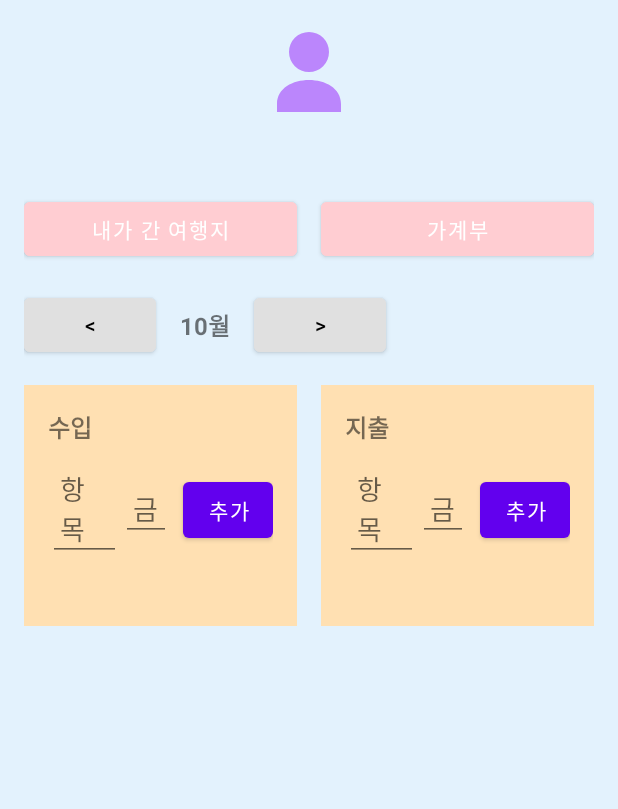
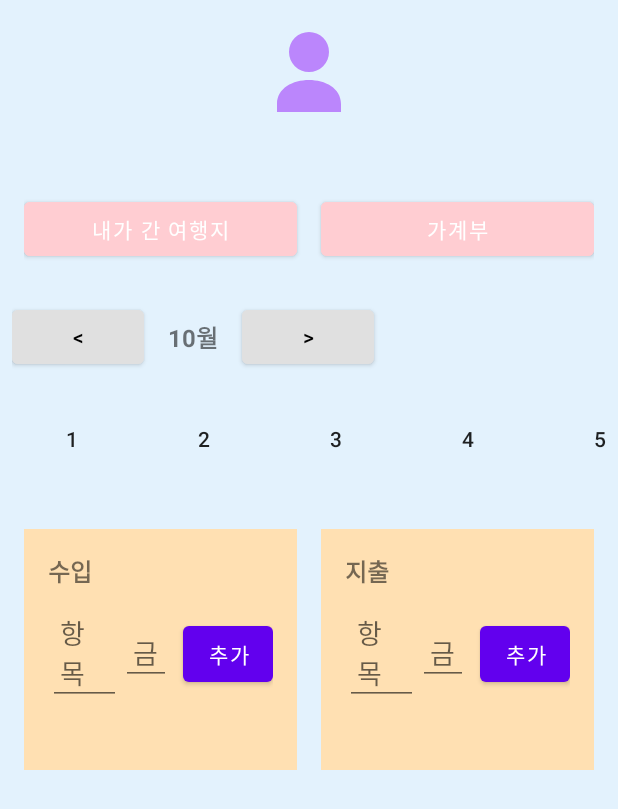
Before and after one commit to Kw01projects/travel_planning_android_public, an Android app: the MyPageActivity screen opened directly, with no data from a screen before it, after a tap on an icon or button, on a phone screen of 412 x 824 dp. Shown: the top 809 px of the screen. Run offline under Robolectric (Android 15) with nearby library versions, the phone set to English and light mode, and no system bars; 2 other taps on this screen came first.

Commit message:
ui 수정, google map 추가

```diff
--- a/code/travel_plan/app/build.gradle
+++ b/code/travel_plan/app/build.gradle
@@ -29,7 +29,8 @@ android {
 }
 
 dependencies {
-
+    implementation 'com.google.android.gms:play-services-maps:18.1.0'
+    implementation 'com.google.android.gms:play-services-location:21.0.1'
     implementation 'androidx.recyclerview:recyclerview:1.3.1'
     implementation 'androidx.appcompat:appcompat:1.6.1'
     implementation 'com.google.android.material:material:1.12.0'
--- a/code/travel_plan/app/src/main/java/com/example/travel_plan/screens/MyPageActivity.java
+++ b/code/travel_plan/app/src/main/java/com/example/travel_plan/screens/MyPageActivity.java
@@ -5,6 +5,7 @@ import android.text.TextUtils;
 import android.view.View;
 import android.widget.Button;
 import android.widget.EditText;
+import android.widget.LinearLayout;
 import android.widget.TextView;
 import android.widget.Toast;
 
@@ -34,6 +35,10 @@ public class MyPageActivity extends AppCompatActivity {
     private Button prevDateButton, nextDateButton, addIncomeButton, addExpenseButton;
     private EditText incomeItemInput, incomeAmountInput, expenseItemInput, expenseAmountInput;
     private TextView incomeText, expenseText, currentDateText;
+
+    // 날짜 네비게이션 관련 UI
+    private LinearLayout daysContainer;
+    private LinearLayout dateNavigationLayout; // 날짜 네비게이션 전체 레이아웃
 
     // 레이아웃 관리
     private View travelLayout, ledgerLayout;
@@ -72,6 +77,8 @@ public class MyPageActivity extends AppCompatActivity {
         expenseText = findViewById(R.id.expense_text);
         currentDateText = findViewById(R.id.current_date_text);
         ledgerLayout = findViewById(R.id.ledger_layout);
+        daysContainer = findViewById(R.id.days_container);
+        dateNavigationLayout = findViewById(R.id.date_navigation_layout); // 날짜 네비게이션 레이아웃
 
         // 데이터 초기화
         travelList = new ArrayList<>();
@@ -89,17 +96,32 @@ public class MyPageActivity extends AppCompatActivity {
         // 초기 화면 상태 설정
         travelLayout.setVisibility(View.GONE);
         ledgerLayout.setVisibility(View.GONE);
+        dateNavigationLayout.setVisibility(View.GONE); // 날짜 네비게이션은 초기에는 숨김
 
         // 여행지 버튼 클릭 이벤트
         travelButton.setOnClickListener(v -> {
             travelLayout.setVisibility(View.VISIBLE);
             ledgerLayout.setVisibility(View.GONE);
+            dateNavigationLayout.setVisibility(View.GONE); // 날짜 네비게이션 숨김
         });
 
         // 가계부 버튼 클릭 이벤트
         ledgerButton.setOnClickListener(v -> {
             travelLayout.setVisibility(View.GONE);
             ledgerLayout.setVisibility(View.VISIBLE);
+            dateNavigationLayout.setVisibility(View.VISIBLE); // 날짜 네비게이션 표시
+            updateDateNavigation(); // 날짜 네비게이션 갱신
+        });
+
+        // 월 변경 버튼 클릭 이벤트
+        prevDateButton.setOnClickListener(v -> {
+            calendar.add(Calendar.MONTH, -1);
+            updateDateNavigation();
+        });
+
+        nextDateButton.setOnClickListener(v -> {
+            calendar.add(Calendar.MONTH, 1);
+            updateDateNavigation();
         });
 
         // 여행지 추가 버튼 클릭 이벤트
@@ -112,25 +134,11 @@ public class MyPageActivity extends AppCompatActivity {
                     travelAdapter.notifyDataSetChanged();
                     travelInput.setText(""); // 입력 필드 초기화
                 } catch (Exception ex) {
-                    Toast.makeText(this, "추가 실페되었습니다", Toast.LENGTH_SHORT).show();
+                    Toast.makeText(this, "추가 실패했습니다", Toast.LENGTH_SHORT).show();
                 }
             } else {
                 Toast.makeText(this, "여행지를 입력하세요", Toast.LENGTH_SHORT).show();
             }
-        });
-
-        // 이전 달 버튼 클릭 이벤트
-        prevDateButton.setOnClickListener(v -> {
-            calendar.add(Calendar.MONTH, -1);
-            updateDate();
-            resetLedger();
-        });
-
-        // 다음 달 버튼 클릭 이벤트
-        nextDateButton.setOnClickListener(v -> {
-            calendar.add(Calendar.MONTH, 1);
-            updateDate();
-            resetLedger();
         });
 
         // 수입 추가 버튼 클릭 이벤트
@@ -162,19 +170,69 @@ public class MyPageActivity extends AppCompatActivity {
         });
 
         // 현재 날짜 초기화
-        updateDate();
+        updateDateNavigation();
 
+        // 사용자 정보 로드 및 닉네임 설정
         userRepository = RepositoryFactory.getUserRepository(this);
         myInfo = userRepository.getMyInfo();
         ((TextView) findViewById(R.id.nickname_text)).setText(myInfo.getNickName());
     }
 
-    private void loadTravelList(){
-        for(Place place : placeRepository.list())
+    private void loadTravelList() {
+        for (Place place : placeRepository.list())
             travelList.add(place.getPlace());
     }
 
-    // 현재 날짜 업데이트
+    private int dpToPx(int dp) {
+        float density = getResources().getDisplayMetrics().density; // 화면 밀도 가져오기
+        return Math.round(dp * density); // DP를 픽셀로 변환
+    }
+
+    // 날짜 네비게이션 갱신
+    private void updateDateNavigation() {
+        daysContainer.removeAllViews(); // 기존 날짜 버튼 제거
+
+        Calendar tempCalendar = (Calendar) calendar.clone();
+        tempCalendar.set(Calendar.DAY_OF_MONTH, 1); // 월의 첫 번째 날짜로 설정
+        int maxDay = tempCalendar.getActualMaximum(Calendar.DAY_OF_MONTH);
+
+        for (int i = 1; i <= maxDay; i++) {
+            Button dayButton = new Button(this);
+            final int selectedDay = i; // 람다에서 사용하기 위해 final로 설정
+            dayButton.setText(String.valueOf(selectedDay));
+            dayButton.setPadding(8, 4, 8, 4);
+
+            LinearLayout.LayoutParams params = new LinearLayout.LayoutParams(
+                    dpToPx(40), // 버튼 너비 (예: 40dp)
+                    dpToPx(40)  // 버튼 높이 (예: 40dp)
+            );
+            params.setMargins(0, 0, 0, 0);
+
+            // 현재 날짜 강조
+            if (selectedDay == calendar.get(Calendar.DAY_OF_MONTH)) {
+                dayButton.setBackgroundResource(R.drawable.selected_date_background);
+            } else {
+                dayButton.setBackgroundResource(R.drawable.default_date_background);
+            }
+
+            dayButton.setOnClickListener(v -> {
+                calendar.set(Calendar.DAY_OF_MONTH, selectedDay); // 선택된 날짜 설정
+                updateDateNavigation(); // 날짜 강조 갱신
+                resetLedger(); // 수입/지출 초기화
+            });
+
+            daysContainer.addView(dayButton);
+        }
+
+        updateDate(); // 월 정보 업데이트
+    }
+
+    private void onDateSelected(int selectedDay) {
+        calendar.set(Calendar.DAY_OF_MONTH, selectedDay);
+        resetLedger(); // 수입/지출 초기화
+    }
+
+    // 현재 월 업데이트
     private void updateDate() {
         int month = calendar.get(Calendar.MONTH) + 1;
         currentDateText.setText(month + "월");
--- /dev/null
+++ b/code/travel_plan/app/src/main/res/drawable/default_date_background.xml
@@ -0,0 +1,6 @@
+<?xml version="1.0" encoding="utf-8"?>
+<shape xmlns:android="http://schemas.android.com/apk/res/android">
+    <solid android:color="@android:color/transparent" />
+    <corners android:radius="8dp" /> <!-- 모서리를 둥글게 -->
+
+</shape>
--- /dev/null
+++ b/code/travel_plan/app/src/main/res/drawable/selected_date_background.xml
@@ -0,0 +1,8 @@
+<?xml version="1.0" encoding="utf-8"?>
+<shape xmlns:android="http://schemas.android.com/apk/res/android">
+    <solid android:color="#FFCDD2" /> <!-- 배경색 -->
+    <corners android:radius="8dp" /> <!-- 모서리를 둥글게 -->
+    <stroke
+        android:width="2dp"
+        android:color="#D32F2F" /> <!-- 테두리 색상 -->
+</shape>
--- a/code/travel_plan/app/src/main/res/layout/activity_mypage.xml
+++ b/code/travel_plan/app/src/main/res/layout/activity_mypage.xml
@@ -68,6 +68,71 @@
             android:layout_marginStart="8dp" />
     </LinearLayout>
 
+    <!-- 날짜 네비게이션 -->
+    <LinearLayout
+        android:id="@+id/date_navigation_layout"
+        android:layout_width="0dp"
+        android:layout_height="wrap_content"
+        android:orientation="vertical"
+        app:layout_constraintTop_toBottomOf="@id/button_section"
+        app:layout_constraintStart_toStartOf="parent"
+        app:layout_constraintEnd_toEndOf="parent"
+        android:layout_marginTop="16dp">
+
+        <!-- 월 표시 -->
+        <LinearLayout
+            android:layout_width="match_parent"
+            android:layout_height="wrap_content"
+            android:orientation="horizontal"
+            android:gravity="center_vertical"
+            android:padding="8dp">
+
+            <Button
+                android:id="@+id/prev_date_button"
+                android:layout_width="wrap_content"
+                android:layout_height="wrap_content"
+                android:text="&lt;"
+                android:backgroundTint="#E0E0E0"
+                android:textColor="#000000" />
+
+            <TextView
+                android:id="@+id/current_date_text"
+                android:layout_width="wrap_content"
+                android:layout_height="wrap_content"
+                android:text="11월"
+                android:textSize="16sp"
+                android:textStyle="bold"
+                android:layout_marginStart="16dp"
+                android:layout_marginEnd="16dp" />
+
+            <Button
+                android:id="@+id/next_date_button"
+                android:layout_width="wrap_content"
+                android:layout_height="wrap_content"
+                android:text="&gt;"
+                android:backgroundTint="#E0E0E0"
+                android:textColor="#000000" />
+        </LinearLayout>
+
+        <!-- 날짜 스크롤 네비게이션 -->
+        <HorizontalScrollView
+            android:id="@+id/date_scroll_view"
+            android:layout_width="match_parent"
+            android:layout_height="wrap_content"
+            android:layout_marginTop="8dp"
+            android:scrollbars="none">
+
+            <LinearLayout
+                android:id="@+id/days_container"
+                android:layout_width="wrap_content"
+                android:layout_height="wrap_content"
+                android:orientation="horizontal"
+                android:padding="4dp">
+                <!-- 날짜 버튼들이 동적으로 추가됩니다 -->
+            </LinearLayout>
+        </HorizontalScrollView>
+    </LinearLayout>
+
     <!-- 여행지 입력 및 리스트 -->
     <LinearLayout
         android:id="@+id/travel_layout"
@@ -75,7 +140,7 @@
         android:layout_height="0dp"
         android:orientation="vertical"
         android:visibility="gone"
-        app:layout_constraintTop_toBottomOf="@id/button_section"
+        app:layout_constraintTop_toBottomOf="@id/date_navigation_layout"
         app:layout_constraintStart_toStartOf="parent"
         app:layout_constraintEnd_toEndOf="parent"
         app:layout_constraintBottom_toBottomOf="parent"
@@ -119,45 +184,11 @@
         android:layout_height="0dp"
         android:orientation="vertical"
         android:visibility="gone"
-        app:layout_constraintTop_toBottomOf="@id/button_section"
+        app:layout_constraintTop_toBottomOf="@id/date_navigation_layout"
         app:layout_constraintStart_toStartOf="parent"
         app:layout_constraintEnd_toEndOf="parent"
         app:layout_constraintBottom_toBottomOf="parent"
         android:layout_margin="16dp">
-
-        <!-- 날짜 네비게이션 -->
-        <LinearLayout
-            android:layout_width="match_parent"
-            android:layout_height="wrap_content"
-            android:orientation="horizontal"
-            android:gravity="center_vertical">
-
-            <Button
-                android:id="@+id/prev_date_button"
-                android:layout_width="wrap_content"
-                android:layout_height="wrap_content"
-                android:text="&lt;"
-                android:backgroundTint="#E0E0E0"
-                android:textColor="#000000" />
-
-            <TextView
-                android:id="@+id/current_date_text"
-                android:layout_width="wrap_content"
-                android:layout_height="wrap_content"
-                android:text="11월"
-                android:textSize="16sp"
-                android:textStyle="bold"
-                android:layout_marginStart="16dp"
-                android:layout_marginEnd="16dp" />
-
-            <Button
-                android:id="@+id/next_date_button"
-                android:layout_width="wrap_content"
-                android:layout_height="wrap_content"
-                android:text="&gt;"
-                android:backgroundTint="#E0E0E0"
-                android:textColor="#000000" />
-        </LinearLayout>
 
         <!-- 수입/지출 -->
         <LinearLayout
--- /dev/null
+++ b/code/travel_plan/app/src/main/res/values/google_maps_api.xml
@@ -0,0 +1,4 @@
+<?xml version="1.0" encoding="utf-8"?>
+<resources>
+    <string name="google_maps_key">AIzaSyAeMV2NsXDfch6zpiMCGKmsNi4F_pTonRI</string>
+</resources>
--- a/code/travel_plan/gradle.properties
+++ b/code/travel_plan/gradle.properties
@@ -15,6 +15,7 @@ org.gradle.jvmargs=-Xmx2048m -Dfile.encoding=UTF-8
 # Android operating system, and which are packaged with your app's APK
 # https://developer.android.com/topic/libraries/support-library/androidx-rn
 android.useAndroidX=true
+android.enableJetifier=true
 # Enables namespacing of each library's R class so that its R class includes only the
 # resources declared in the library itself and none from the library's dependencies,
 # thereby reducing the size of the R class for that library
--- a/code/travel_plan/settings.gradle
+++ b/code/travel_plan/settings.gradle
@@ -6,7 +6,7 @@ pluginManagement {
     }
 }
 dependencyResolutionManagement {
-    repositoriesMode.set(RepositoriesMode.FAIL_ON_PROJECT_REPOS)
+    repositoriesMode.set(RepositoriesMode.PREFER_SETTINGS)
     repositories {
         google()
         mavenCentral()
```
Also changed, not shown: code/travel_plan/app/src/main/AndroidManifest.xml (+14 -2 lines), code/travel_plan/app/src/main/java/com/example/travel_plan/screens/HomeActivity.java (+51 -38 lines), code/travel_plan/app/src/main/java/com/example/travel_plan/screens/map/MapsActivity.java (added, +149 -0 lines), code/travel_plan/app/src/main/java/com/example/travel_plan/screens/map/SavedPlacesActivity.java (added, +48 -0 lines), code/travel_plan/app/src/main/java/com/example/travel_plan/screens/map/TravelspotListActivity.java (added, +48 -0 lines), code/travel_plan/app/src/main/res/layout/activitiy_travel_list.xml (added, +10 -0 lines), code/travel_plan/app/src/main/res/layout/activity_maps.xml (added, +58 -0 lines), code/travel_plan/app/src/main/res/layout/activity_saved_places.xml (added, +30 -0 lines), code/travel_plan/app/src/main/res/layout/activity_travelspot_list.xml (added, +30 -0 lines), code/travel_plan/app/src/main/res/menu/maps_menu.xml (added, +12 -0 lines), code/travel_plan/app/src/main/res/drawable/plane_background.jpg.
